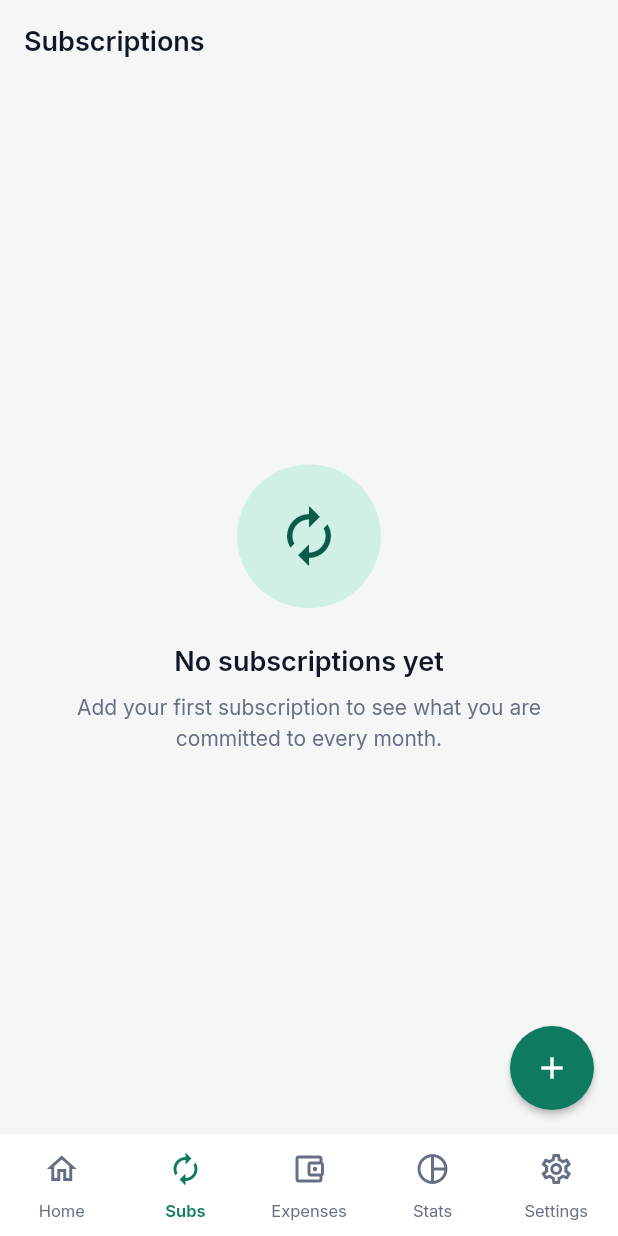
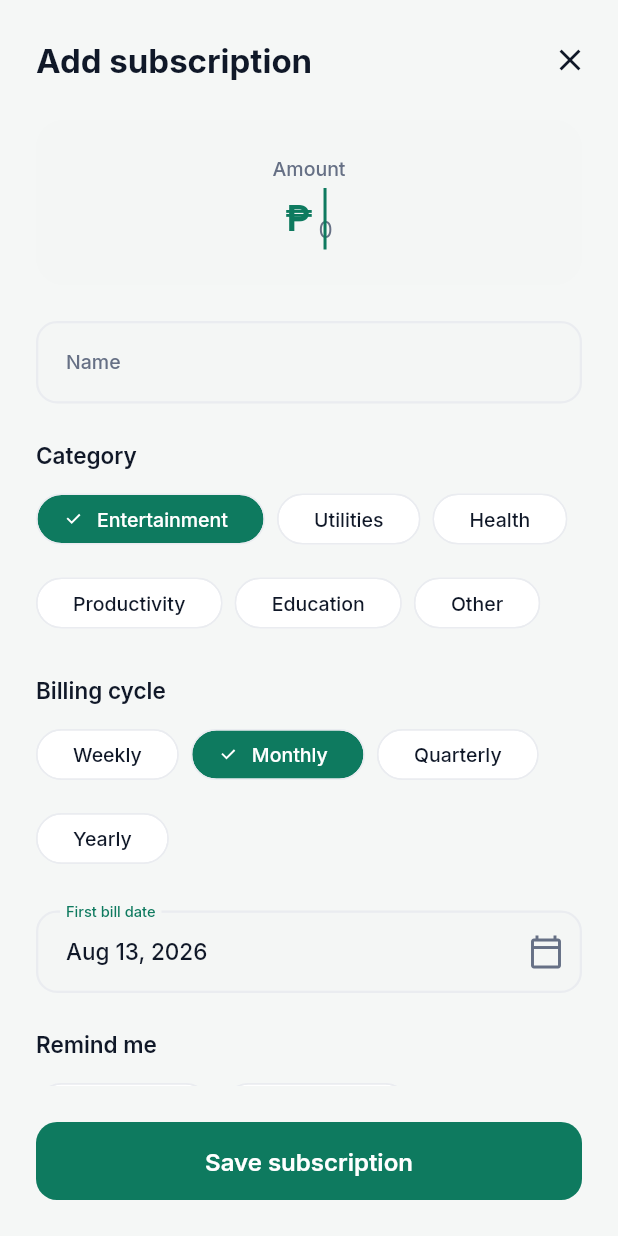
Before and after one commit to iamjmydv/PitakapFlutter, a Flutter app: the SubscriptionsListPage screen opened by its route, after a tap on the "add" icon, on a phone screen of 412 x 824 dp. Run offline on Flutter 3.47's test engine with Material 3 defaults, Android fonts, the phone set to English and light mode, and no system bars; our stand-ins replace cloud_firestore, firebase_auth, firebase_core, flutter_riverpod, go_router, google_sign_in and 1 more; accounts and stored records are empty.

Commit message:
feat(subscription): add create and edit form with validation
- Add the subscription form with amount, category, cycle, date, and reminder pickers
- Add SubscriptionEditController with a sealed state and re-entry guard
- Register the subscription form route and wire the list FAB
- Add an amount validator and disable save until the user id resolves

```diff
--- a/pitakapflutter/lib/core/resources/strings.dart
+++ b/pitakapflutter/lib/core/resources/strings.dart
@@ -2,8 +2,7 @@ class Strings {
   static const String appName = 'Pitakap';
   static const String appTagline = 'Your wallet, tracked';
 
-  static const String forgotPasswordSent =
-      'Reset link sent, check your inbox';
+  static const String forgotPasswordSent = 'Reset link sent, check your inbox';
   static const String signOutAction = 'Sign out';
 
   static const String forgotPasswordTitle = 'Reset password';
@@ -65,6 +64,24 @@ class Strings {
   static const String navSettings = 'Settings';
 
   static const String dashboardTitle = 'Dashboard';
+  static const String subscriptionAddTitle = 'Add subscription';
+  static const String subscriptionEditTitle = 'Edit subscription';
+  static const String subscriptionSaveAction = 'Save subscription';
+  static const String subscriptionNameLabel = 'Name';
+  static const String subscriptionNameHint = 'e.g. Netflix';
+  static const String subscriptionAmountLabel = 'Amount';
+  static const String subscriptionCategoryLabel = 'Category';
+  static const String subscriptionCycleLabel = 'Billing cycle';
+  static const String subscriptionFirstBillLabel = 'First bill date';
+  static const String subscriptionReminderLabel = 'Remind me';
+  static const String subscriptionNotesLabel = 'Notes';
+  static const String subscriptionNotesHint = 'Optional';
+  static const String subscriptionNameRequired = 'Name is required';
+  static const String subscriptionCreated = 'Subscription added';
+  static const String subscriptionUpdated = 'Subscription updated';
+  static const String reminderSameDay = 'On the day';
+  static const String reminderOneDay = '1 day before';
+
   static const String subscriptionsTitle = 'Subscriptions';
   static const String subscriptionsEmptyTitle = 'No subscriptions yet';
   static const String subscriptionsEmptyMessage =
--- a/pitakapflutter/lib/core/router/app_router.dart
+++ b/pitakapflutter/lib/core/router/app_router.dart
@@ -13,6 +13,8 @@ import 'package:pitakapflutter/feature/onboarding/presentation/onboarding_page.d
 import 'package:pitakapflutter/feature/profile/presentation/settings_page.dart';
 import 'package:pitakapflutter/feature/splash/presentation/splash_page.dart';
 import 'package:pitakapflutter/feature/stats/presentation/stats_page.dart';
+import 'package:pitakapflutter/feature/subscription/domain/entities/subscription_entity.dart';
+import 'package:pitakapflutter/feature/subscription/presentation/subscription_edit_page.dart';
 import 'package:pitakapflutter/feature/subscription/presentation/subscriptions_list_page.dart';
 
 StatefulShellBranch _branch(String path, Widget page) {
@@ -74,6 +76,12 @@ final goRouterProvider = Provider<GoRouter>((ref) {
           initialEmail: state.uri.queryParameters[AppRoutes.emailQueryParam],
         ),
       ),
+      GoRoute(
+        path: AppRoutes.subscriptionNew,
+        builder: (context, state) => SubscriptionEditPage(
+          subscription: state.extra as SubscriptionEntity?,
+        ),
+      ),
       StatefulShellRoute.indexedStack(
         builder: (context, state, navigationShell) =>
             MainShell(navigationShell: navigationShell),
--- a/pitakapflutter/lib/core/router/app_routes.dart
+++ b/pitakapflutter/lib/core/router/app_routes.dart
@@ -4,6 +4,8 @@ abstract final class AppRoutes {
   static const String login = '/login';
   static const String signUp = '/sign-up';
   static const String forgotPassword = '/forgot-password';
+
+  static const String subscriptionNew = '/subscription/new';
 
   static const String emailQueryParam = 'email';
   static const String dashboard = '/dashboard';
--- /dev/null
+++ b/pitakapflutter/lib/feature/subscription/presentation/providers/subscription_edit_state.dart
@@ -0,0 +1,23 @@
+sealed class SubscriptionEditState {
+  const SubscriptionEditState();
+}
+
+class SubscriptionEditInitialState extends SubscriptionEditState {
+  const SubscriptionEditInitialState();
+}
+
+class SubscriptionEditLoadingState extends SubscriptionEditState {
+  const SubscriptionEditLoadingState();
+}
+
+class SubscriptionEditSuccessState extends SubscriptionEditState {
+  final bool wasExisting;
+
+  const SubscriptionEditSuccessState({required this.wasExisting});
+}
+
+class SubscriptionEditFailedState extends SubscriptionEditState {
+  final String message;
+
+  const SubscriptionEditFailedState(this.message);
+}
--- /dev/null
+++ b/pitakapflutter/lib/feature/subscription/presentation/subscription_edit_page.dart
@@ -0,0 +1,434 @@
+import 'package:flutter/material.dart';
+import 'package:flutter/services.dart';
+import 'package:flutter_riverpod/flutter_riverpod.dart';
+import 'package:go_router/go_router.dart';
+import 'package:intl/intl.dart';
+import 'package:pitakapflutter/core/common/common.dart';
+import 'package:pitakapflutter/core/providers/auth_providers.dart';
+import 'package:pitakapflutter/core/resources/billing_cycle.dart';
+import 'package:pitakapflutter/core/resources/constants.dart';
+import 'package:pitakapflutter/core/resources/strings.dart';
+import 'package:pitakapflutter/core/router/app_routes.dart';
+import 'package:pitakapflutter/core/theme/app_theme.dart';
+import 'package:pitakapflutter/core/utils/currency_format.dart';
+import 'package:pitakapflutter/core/utils/validators.dart';
+import 'package:pitakapflutter/feature/subscription/domain/entities/subscription_entity.dart';
+import 'package:pitakapflutter/feature/subscription/domain/usecases/create_subscription_usecase.dart';
+import 'package:pitakapflutter/feature/subscription/presentation/providers/subscription_edit_controller.dart';
+import 'package:pitakapflutter/feature/subscription/presentation/providers/subscription_edit_state.dart';
+
+class SubscriptionEditPage extends ConsumerStatefulWidget {
+  final SubscriptionEntity? subscription;
+
+  const SubscriptionEditPage({super.key, this.subscription});
+
+  static const List<int> reminderOptions = [0, 1, 2, 3, 5, 7];
+
+  static String reminderLabel(int daysBefore) {
+    if (daysBefore <= 0) return Strings.reminderSameDay;
+    if (daysBefore == 1) return Strings.reminderOneDay;
+
+    return '$daysBefore days before';
+  }
+
+  @override
+  ConsumerState<SubscriptionEditPage> createState() =>
+      _SubscriptionEditPageState();
+}
+
+class _SubscriptionEditPageState extends ConsumerState<SubscriptionEditPage> {
+  final GlobalKey<FormState> _formKey = GlobalKey<FormState>();
+  late final TextEditingController _nameController;
+  late final TextEditingController _amountController;
+  late final TextEditingController _notesController;
+
+  late String _category;
+  late BillingCycle _cycle;
+  late DateTime _firstBillDate;
+  late int _reminderDaysBefore;
+
+  bool get _isEditing => widget.subscription != null;
+
+  @override
+  void initState() {
+    super.initState();
+
+    final existing = widget.subscription;
+    _nameController = TextEditingController(text: existing?.name ?? '');
+    _amountController = TextEditingController(
+      text: existing == null ? '' : existing.amount.toStringAsFixed(2),
+    );
+    _notesController = TextEditingController(text: existing?.notes ?? '');
+    _category = existing?.category ?? Constants.subscriptionCategories.first;
+    _cycle = existing?.billingCycle ?? BillingCycle.monthly;
+    _firstBillDate = existing?.firstBillDate ?? DateTime.now();
+    _reminderDaysBefore =
+        existing?.reminderDaysBefore ?? Constants.defaultReminderDaysBefore;
+  }
+
+  @override
+  void dispose() {
+    _nameController.dispose();
+    _amountController.dispose();
+    _notesController.dispose();
+    super.dispose();
+  }
+
+  Future<void> _pickFirstBillDate() async {
+    final picked = await showDatePicker(
+      context: context,
+      initialDate: _firstBillDate,
+      firstDate: DateTime(2000),
+      lastDate: DateTime(2100),
+    );
+
+    if (picked != null) setState(() => _firstBillDate = picked);
+  }
+
+  void _close() {
+    if (context.canPop()) {
+      context.pop();
+      return;
+    }
+
+    context.go(AppRoutes.subscriptions);
+  }
+
+  void _save(String userId) {
+    FocusScope.of(context).unfocus();
+
+    if (_formKey.currentState?.validate() != true) return;
+
+    final amount = double.parse(_amountController.text.trim());
+    final controller = ref.read(subscriptionEditControllerProvider.notifier);
+    final existing = widget.subscription;
+
+    if (existing == null) {
+      controller.create(
+        CreateSubscriptionUseCaseParams(
+          userId: userId,
+          name: _nameController.text.trim(),
+          category: _category,
+          amount: amount,
+          firstBillDate: _firstBillDate,
+          billingCycle: _cycle,
+          reminderDaysBefore: _reminderDaysBefore,
+          notes: _notesController.text.trim(),
+        ),
+      );
+      return;
+    }
+
+    controller.updateExisting(
+      SubscriptionEntity(
+        id: existing.id,
+        userId: existing.userId,
+        name: _nameController.text.trim(),
+        category: _category,
+        amount: amount,
+        firstBillDate: _firstBillDate,
+        billingCycle: _cycle,
+        currency: existing.currency,
+        reminderDaysBefore: _reminderDaysBefore,
+        colorHex: existing.colorHex,
+        iconKey: existing.iconKey,
+        notes: _notesController.text.trim(),
+        isActive: existing.isActive,
+        createdAt: existing.createdAt,
+        updatedAt: existing.updatedAt,
+      ),
+    );
+  }
+
+  @override
+  Widget build(BuildContext context) {
+    final theme = Theme.of(context);
+    final editState = ref.watch(subscriptionEditControllerProvider).value;
+    final isBusy = editState is SubscriptionEditLoadingState;
+    final userId = ref.watch(authStateProvider).value;
+
+    ref.listen(subscriptionEditControllerProvider, (previous, next) {
+      final state = next.value;
+
+      if (state is SubscriptionEditFailedState) {
+        CommonSnackBar.showError(context, state.message);
+        ref.read(subscriptionEditControllerProvider.notifier).reset();
+        return;
+      }
+
+      if (state is SubscriptionEditSuccessState) {
+        CommonSnackBar.showSuccess(
+          context,
+          state.wasExisting
+              ? Strings.subscriptionUpdated
+              : Strings.subscriptionCreated,
+        );
+        ref.read(subscriptionEditControllerProvider.notifier).reset();
+        _close();
+      }
+    });
+
+    return Scaffold(
+      body: SafeArea(
+        child: Column(
+          children: [
+            Padding(
+              padding: const EdgeInsets.fromLTRB(
+                AppSpacing.lg,
+                AppSpacing.md,
+                AppSpacing.sm,
+                0,
+              ),
+              child: Row(
+                children: [
+                  Expanded(
+                    child: Text(
+                      _isEditing
+                          ? Strings.subscriptionEditTitle
+                          : Strings.subscriptionAddTitle,
+                      style: theme.textTheme.headlineSmall,
+                    ),
+                  ),
+                  IconButton(
+                    onPressed: isBusy ? null : _close,
+                    icon: const Icon(Icons.close),
+                  ),
+                ],
+              ),
+            ),
+            Expanded(
+              child: Form(
+                key: _formKey,
+                child: ListView(
+                  padding: const EdgeInsets.fromLTRB(
+                    AppSpacing.lg,
+                    AppSpacing.md,
+                    AppSpacing.lg,
+                    AppSpacing.lg,
+                  ),
+                  children: [
+                    _AmountCard(
+                      controller: _amountController,
+                      enabled: !isBusy,
+                    ),
+                    const SizedBox(height: AppSpacing.lg),
+                    CommonTextField(
+                      controller: _nameController,
+                      label: Strings.subscriptionNameLabel,
+                      hint: Strings.subscriptionNameHint,
+                      textCapitalization: TextCapitalization.words,
+                      textInputAction: TextInputAction.next,
+                      enabled: !isBusy,
+                      validator: (value) => Validators.notEmpty(
+                        value,
+                        Strings.subscriptionNameRequired,
+                      ),
+                    ),
+                    const SizedBox(height: AppSpacing.lg),
+                    _SectionLabel(Strings.subscriptionCategoryLabel),
+                    _ChoiceChips<String>(
+                      values: Constants.subscriptionCategories,
+                      selected: _category,
+                      labelOf: (value) =>
+                          value[0].toUpperCase() + value.substring(1),
+                      enabled: !isBusy,
+                      onSelected: (value) => setState(() => _category = value),
+                    ),
+                    const SizedBox(height: AppSpacing.lg),
+                    _SectionLabel(Strings.subscriptionCycleLabel),
+                    _ChoiceChips<BillingCycle>(
+                      values: BillingCycle.values,
+                      selected: _cycle,
+                      labelOf: (value) => value.label,
+                      enabled: !isBusy,
+                      onSelected: (value) => setState(() => _cycle = value),
+                    ),
+                    const SizedBox(height: AppSpacing.lg),
+                    _PickerField(
+                      label: Strings.subscriptionFirstBillLabel,
+                      value: DateFormat('MMM d, y').format(_firstBillDate),
+                      icon: Icons.calendar_today_outlined,
+                      onTap: isBusy ? null : _pickFirstBillDate,
+                    ),
+                    const SizedBox(height: AppSpacing.lg),
+                    _SectionLabel(Strings.subscriptionReminderLabel),
+                    _ChoiceChips<int>(
+                      values: SubscriptionEditPage.reminderOptions,
+                      selected: _reminderDaysBefore,
+                      labelOf: SubscriptionEditPage.reminderLabel,
+                      enabled: !isBusy,
+                      onSelected: (value) =>
+                          setState(() => _reminderDaysBefore = value),
+                    ),
+                    const SizedBox(height: AppSpacing.lg),
+                    CommonTextField(
+                      controller: _notesController,
+                      label: Strings.subscriptionNotesLabel,
+                      hint: Strings.subscriptionNotesHint,
+                      textCapitalization: TextCapitalization.sentences,
+                      enabled: !isBusy,
+                    ),
+                  ],
+                ),
+              ),
+            ),
+            Padding(
+              padding: const EdgeInsets.all(AppSpacing.lg),
+              child: CommonPrimaryButton(
+                label: Strings.subscriptionSaveAction,
+                onPressed: userId == null ? null : () => _save(userId),
+                isLoading: isBusy,
+              ),
+            ),
+          ],
+        ),
+      ),
+    );
+  }
+}
+
+class _AmountCard extends StatelessWidget {
+  final TextEditingController controller;
+  final bool enabled;
+
+  const _AmountCard({required this.controller, required this.enabled});
+
+  @override
+  Widget build(BuildContext context) {
+    final theme = Theme.of(context);
+    final colorScheme = theme.colorScheme;
+
+    return Container(
+      padding: const EdgeInsets.symmetric(
+        horizontal: AppSpacing.md,
+        vertical: AppSpacing.lg,
+      ),
+      decoration: BoxDecoration(
+        color: colorScheme.surfaceContainerHighest,
+        borderRadius: BorderRadius.circular(AppRadius.card),
+      ),
+      child: Column(
+        children: [
+          Text(
+            Strings.subscriptionAmountLabel,
+            style: theme.textTheme.labelMedium,
+          ),
+          const SizedBox(height: AppSpacing.xs),
+          Row(
+            mainAxisAlignment: MainAxisAlignment.center,
+            crossAxisAlignment: CrossAxisAlignment.center,
+            children: [
+              Text(
+                currencySymbol(Constants.defaultCurrency),
+                style: theme.textTheme.headlineMedium?.copyWith(
+                  color: colorScheme.primary,
+                ),
+              ),
+              const SizedBox(width: AppSpacing.xs),
+              IntrinsicWidth(
+                child: TextFormField(
+                  controller: controller,
+                  enabled: enabled,
+                  autofocus: true,
+                  textAlign: TextAlign.center,
+                  keyboardType: const TextInputType.numberWithOptions(
+                    decimal: true,
+                  ),
+                  inputFormatters: [
+                    FilteringTextInputFormatter.allow(
+                      RegExp(r'^\d*\.?\d{0,2}'),
+                    ),
+                  ],
+                  style: theme.textTheme.displaySmall,
+                  decoration: const InputDecoration(
+                    hintText: '0',
+                    filled: false,
+                    border: InputBorder.none,
+                    enabledBorder: InputBorder.none,
+                    focusedBorder: InputBorder.none,
+                    errorBorder: InputBorder.none,
+                    focusedErrorBorder: InputBorder.none,
+                    contentPadding: EdgeInsets.zero,
+                    isDense: true,
+                  ),
+                  validator: Validators.amount,
+                ),
+              ),
+            ],
+          ),
+        ],
+      ),
+    );
+  }
+}
+
+class _SectionLabel extends StatelessWidget {
+  final String label;
+
+  const _SectionLabel(this.label);
+
+  @override
+  Widget build(BuildContext context) {
+    return Padding(
+      padding: const EdgeInsets.only(bottom: AppSpacing.sm),
+      child: Text(label, style: Theme.of(context).textTheme.titleSmall),
+    );
+  }
+}
+
+class _ChoiceChips<T> extends StatelessWidget {
+  final List<T> values;
+  final T selected;
+  final String Function(T) labelOf;
+  final ValueChanged<T> onSelected;
+  final bool enabled;
+
+  const _ChoiceChips({
+    required this.values,
+    required this.selected,
+    required this.labelOf,
+    required this.onSelected,
+    required this.enabled,
+  });
+
+  @override
+  Widget build(BuildContext context) {
+    return Wrap(
+      spacing: AppSpacing.sm,
+      runSpacing: AppSpacing.sm,
+      children: values.map((value) {
+        return ChoiceChip(
+          label: Text(labelOf(value)),
+          selected: value == selected,
+          onSelected: enabled ? (_) => onSelected(value) : null,
+        );
+      }).toList(),
+    );
+  }
+}
+
+class _PickerField extends StatelessWidget {
+  final String label;
+  final String value;
+  final IconData icon;
+  final VoidCallback? onTap;
+
+  const _PickerField({
+    required this.label,
+    required this.value,
+    required this.icon,
+    required this.onTap,
+  });
+
+  @override
+  Widget build(BuildContext context) {
+    return InkWell(
+      onTap: onTap,
+      borderRadius: BorderRadius.circular(AppRadius.field),
+      child: InputDecorator(
+        decoration: InputDecoration(labelText: label, suffixIcon: Icon(icon)),
+        child: Text(value, style: Theme.of(context).textTheme.bodyLarge),
+      ),
+    );
+  }
+}
```
Also changed, not shown: pitakapflutter/lib/core/utils/validators.dart (+12 -3 lines), pitakapflutter/lib/feature/subscription/presentation/providers/subscription_edit_controller.dart (added, +60 -0 lines), pitakapflutter/lib/feature/subscription/presentation/subscriptions_list_page.dart (+12 -6 lines), 2 other files.
